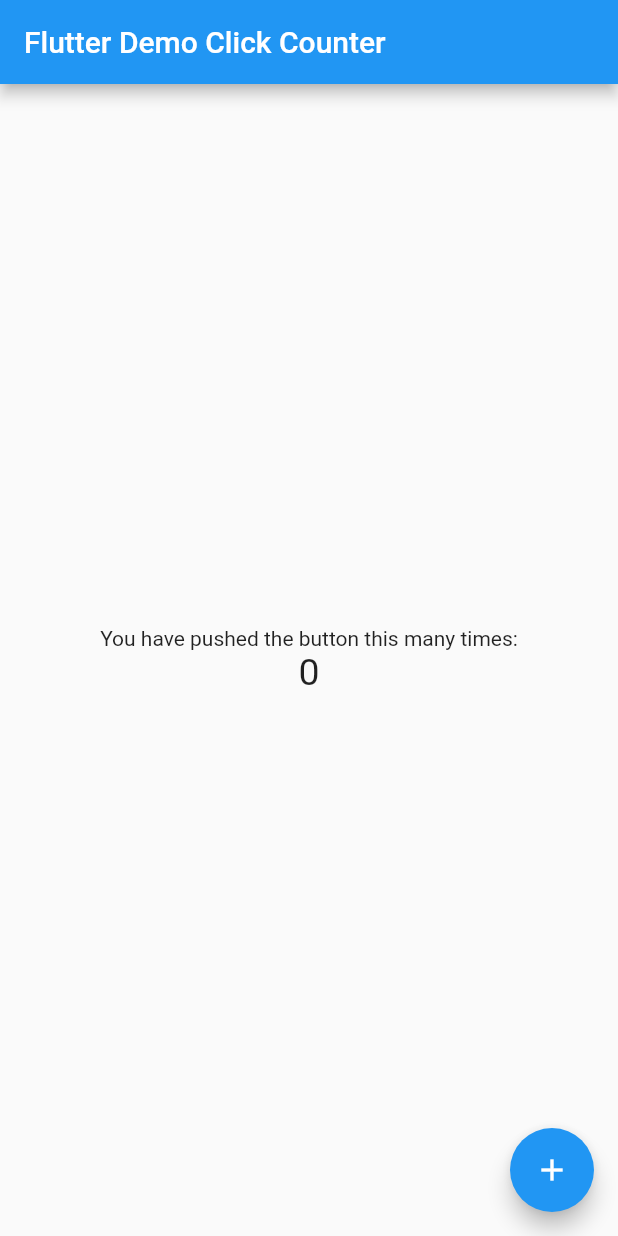
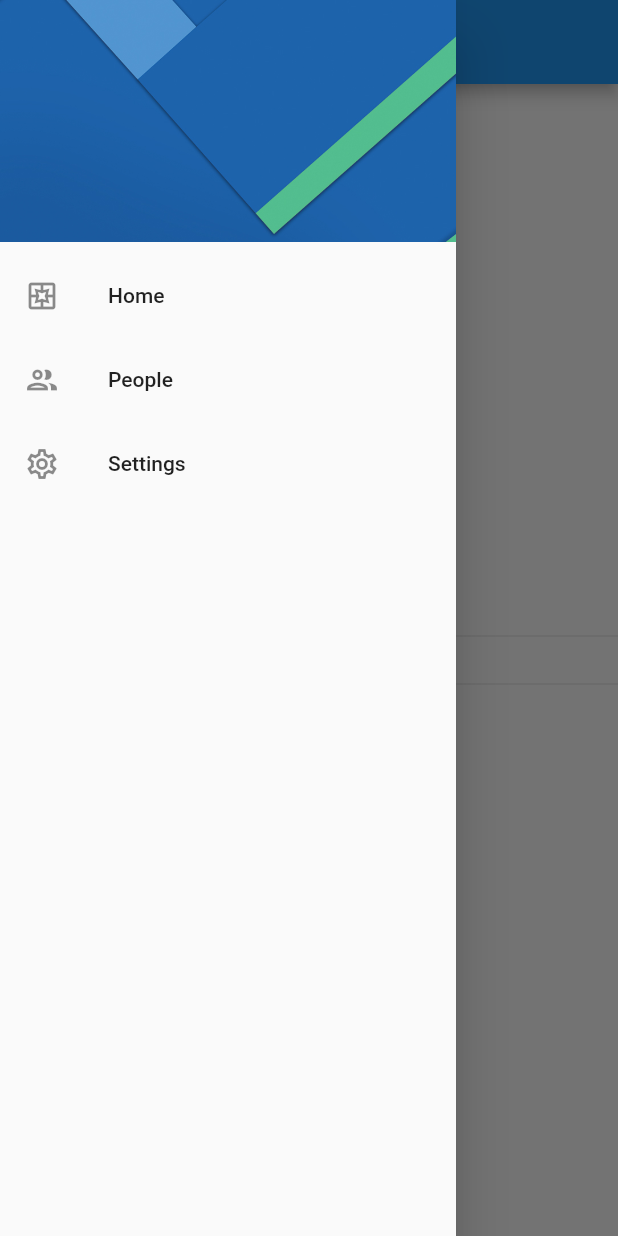
Before and after one commit to Seerendo/shared_preferences, a Flutter app: the screen it shows after launch, with the side drawer open (before the commit the screen has no drawer), on a phone screen of 412 x 824 dp. Run offline on Flutter 3.47's test engine with Material 2 defaults, Android fonts, the phone set to English and light mode, and no system bars; our stand-ins replace shared_preferences.

Commit message:
Ejemplo simple de Shared Preferences

```diff
--- a/lib/main.dart
+++ b/lib/main.dart
@@ -1,91 +1,39 @@
 import 'package:flutter/material.dart';
+import 'package:provider/provider.dart';
+import 'package:share_preferences_app/providers/theme_provider.dart';
+import 'package:share_preferences_app/screens/screens.dart';
+import 'package:share_preferences_app/share_preferences/preferences.dart';
 
-void main() => runApp(const MyApp());
+//Aunque el build siempre es asíncrono se puede usar este método de llamado del main para poder usar el async
+void main() async {
+  //Necesario en las nuevas versiones de Flutter si deseas usar shared_preferences
+  WidgetsFlutterBinding.ensureInitialized();
+  //Llamado de las preferencias
+  await Preferences.init();
+  runApp(
+    MultiProvider(
+      providers: [
+        ChangeNotifierProvider(create: ( _ ) => ThemeProvider(isDarkmode: Preferences.isDarkmode))
+      ],
+      child: const MyApp(),
+    )
+  );
+}
 
 class MyApp extends StatelessWidget {
   const MyApp({super.key});
-  static const String _title = 'Flutter Stateful Clicker Counter';
-  // This widget is the root of your application.
+
   @override
   Widget build(BuildContext context) {
     return MaterialApp(
-      title: _title,
-      theme: ThemeData(
-        primarySwatch: Colors.blue,
-      ),
-      home: const MyHomePage(),
+      title: 'Material App',
+      debugShowCheckedModeBanner: false,
+      initialRoute: HomeScreen.routerName,
+      routes: {
+        HomeScreen.routerName: (_) => const HomeScreen(),
+        SettingsScreen.routerName: (_) => const SettingsScreen(),
+      },
+      theme: Provider.of<ThemeProvider>(context).currentTheme,
     );
   }
 }
-
-class MyHomePage extends StatefulWidget {
-  const MyHomePage({super.key});
-  // This widget is the home page of your application. It is stateful, meaning
-  // that it has a State object (defined below) that contains fields that affect
-  // how it looks.
-  // This class is the configuration for the state.
-  @override
-  _MyHomePageState createState() => _MyHomePageState();
-}
-
-class _MyHomePageState extends State<MyHomePage> {
-  int _counter = 0;
-
-  void _incrementCounter() {
-    setState(() {
-      // This call to setState tells the Flutter framework that something has
-      // changed in this State, which causes it to rerun the build method below
-      // so that the display can reflect the updated values. If we changed
-      // _counter without calling setState(), then the build method would not be
-      // called again, and so nothing would appear to happen.
-      _counter++;
-    });
-  }
-
-  @override
-  Widget build(BuildContext context) {
-    // This method is rerun every time setState is called, for instance as done
-    // by the _incrementCounter method above.
-    //
-    // The Flutter framework has been optimized to make rerunning build methods
-    // fast, so that you can just rebuild anything that needs updating rather
-    // than having to individually change instances of widgets.
-    return Scaffold(
-      appBar: AppBar(
-        // Here we take the value from the MyHomePage object that was created by
-        // the App.build method, and use it to set our appbar title.
-        title: const Text('Flutter Demo Click Counter'),
-      ),
-      body: Center(
-        // Center is a layout widget. It takes a single child and positions it
-        // in the middle of the parent.
-        child: Column(
-          // Column is also a layout widget. It takes a list of children and
-          // arranges them vertically. By default, it sizes itself to fit its
-          // children horizontally, and tries to be as tall as its parent.
-          //
-          // Column has various properties to control how it sizes itself and
-          // how it positions its children. Here we use mainAxisAlignment to
-          // center the children vertically; the main axis here is the vertical
-          // axis because Columns are vertical (the cross axis would be
-          // horizontal).
-          mainAxisAlignment: MainAxisAlignment.center,
-          children: <Widget>[
-            const Text(
-              'You have pushed the button this many times:',
-            ),
-            Text(
-              '$_counter',
-              style: const TextStyle(fontSize: 25),
-            ),
-          ],
-        ),
-      ),
-      floatingActionButton: FloatingActionButton(
-        onPressed: _incrementCounter,
-        tooltip: 'Increment',
-        child: const Icon(Icons.add),
-      ),
-    );
-  }
-}
--- /dev/null
+++ b/lib/providers/theme_provider.dart
@@ -0,0 +1,20 @@
+import 'package:flutter/material.dart';
+
+//Clase junto con providers para el control de estado del Theme de la aplicación
+class ThemeProvider extends ChangeNotifier {
+  ThemeData currentTheme;
+
+  ThemeProvider({
+    required bool isDarkmode,
+  }): currentTheme = isDarkmode ? ThemeData.dark() : ThemeData.light();
+
+  setLightMode() {
+    currentTheme = ThemeData.light();
+    notifyListeners();
+  }
+
+  setDarkmode() {
+    currentTheme = ThemeData.dark();
+    notifyListeners();
+  }
+}
--- /dev/null
+++ b/lib/screens/home_screen.dart
@@ -0,0 +1,29 @@
+import 'package:flutter/material.dart';
+import 'package:share_preferences_app/share_preferences/preferences.dart';
+import 'package:share_preferences_app/widgets/widgets.dart';
+
+class HomeScreen extends StatelessWidget {
+  static const String routerName = 'Home';
+
+  const HomeScreen({ Key? key }) : super(key: key);
+
+  @override
+  Widget build(BuildContext context) {
+    return Scaffold(
+      appBar: AppBar(
+        title: const Text('HomeScreen'),
+      ),
+      drawer: const SideMenu(),
+      body: Column(
+        mainAxisAlignment: MainAxisAlignment.center,
+        children: [
+          Text('Darkmode: ${Preferences.isDarkmode}'),
+          const Divider(),
+          Text('Género: ${Preferences.gender}'),
+          const Divider(),
+          Text('Nombre de usuario: ${Preferences.name}'),
+        ],
+      )
+    );
+  }
+}
--- /dev/null
+++ b/lib/screens/screens.dart
@@ -0,0 +1,2 @@
+export 'package:share_preferences_app/screens/home_screen.dart';
+export 'package:share_preferences_app/screens/settings_screen.dart';
--- /dev/null
+++ b/lib/share_preferences/preferences.dart
@@ -0,0 +1,40 @@
+import 'package:shared_preferences/shared_preferences.dart';
+
+class Preferences {
+  static late SharedPreferences _prefs;
+
+  static String _name = '';
+  static bool _isDarkmode = false;
+  static int _gender = 1;
+
+  static Future init() async {
+    _prefs = await SharedPreferences.getInstance();
+  }
+
+  static String get name {
+    return _prefs.getString('name') ?? _name;
+  }
+
+  static set name(String name) {
+    _name = name;
+    _prefs.setString('name', name);
+  }
+
+  static bool get isDarkmode {
+    return _prefs.getBool('isDarkmode') ?? _isDarkmode;
+  }
+
+  static set isDarkmode(bool value) {
+    _isDarkmode = value;
+    _prefs.setBool('isDarkmode', value);
+  }
+
+  static int get gender {
+    return _prefs.getInt('gender') ?? _gender;
+  }
+
+  static set gender(int value) {
+    _gender = value;
+    _prefs.setInt('gender', value);
+  }
+}
--- /dev/null
+++ b/lib/widgets/side_menu.dart
@@ -0,0 +1,58 @@
+import 'package:flutter/material.dart';
+import 'package:share_preferences_app/screens/screens.dart';
+
+class SideMenu extends StatelessWidget {
+  const SideMenu({ Key? key }) : super(key: key);
+
+  @override
+  Widget build(BuildContext context) {
+    return Drawer(
+      child: ListView(
+        padding: EdgeInsets.zero,
+        children: [
+          const _DrawerHeader(),
+          ListTile(
+            leading: const Icon(Icons.pages_outlined),
+            title: const Text('Home'),
+            onTap: () {
+              Navigator.pushReplacementNamed(context, HomeScreen.routerName);
+            },
+          ),
+          ListTile(
+            leading: const Icon(Icons.people_outlined),
+            title: const Text('People'),
+            onTap: () {
+
+            },
+          ),
+          ListTile(
+            leading: const Icon(Icons.settings_outlined),
+            title: const Text('Settings'),
+            onTap: () {
+              Navigator.pushReplacementNamed(context, SettingsScreen.routerName);
+            },
+          ),
+        ],
+      ),
+    );
+  }
+}
+
+class _DrawerHeader extends StatelessWidget {
+  const _DrawerHeader({
+    super.key,
+  });
+
+  @override
+  Widget build(BuildContext context) {
+    return DrawerHeader(
+      child: Container(),
+      decoration: const BoxDecoration(
+        image: DecorationImage(
+          image: AssetImage('assets/menu-img.jpg'),
+          fit: BoxFit.cover,
+        )
+      ),
+    );
+  }
+}
--- /dev/null
+++ b/lib/widgets/widgets.dart
@@ -0,0 +1 @@
+export 'package:share_preferences_app/widgets/side_menu.dart';
```
Also changed, not shown: lib/screens/settings_screen.dart (added, +102 -0 lines), pubspec.yaml (+5 -3 lines), assets/menu-img.jpg (added), 1 other file.
